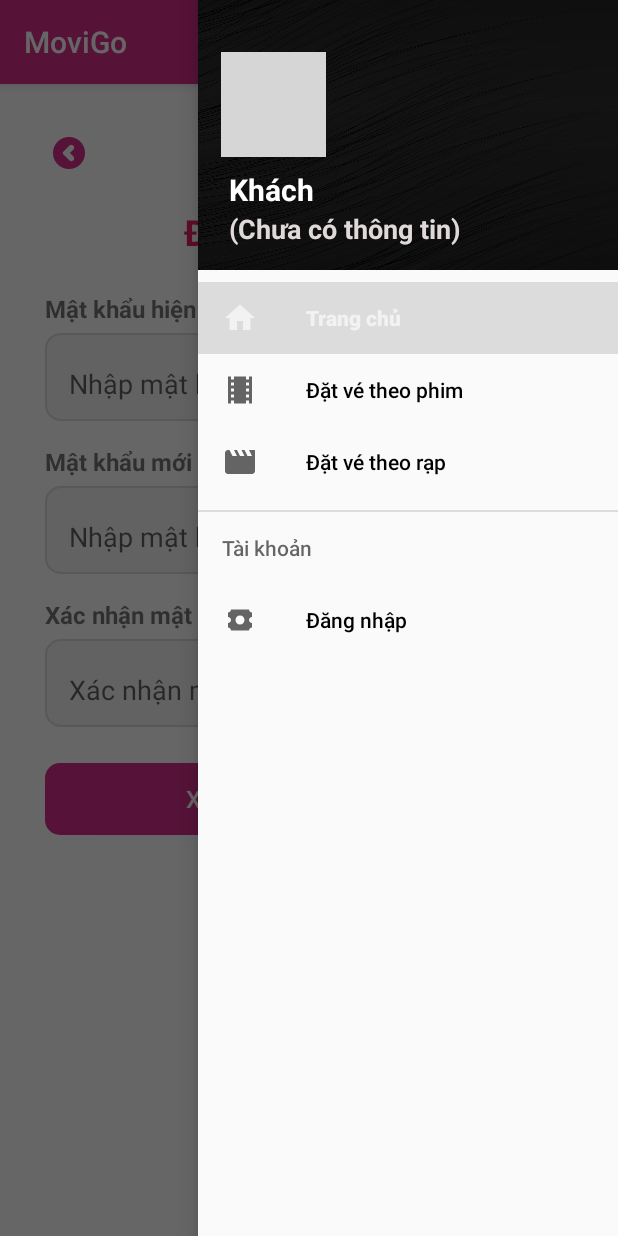
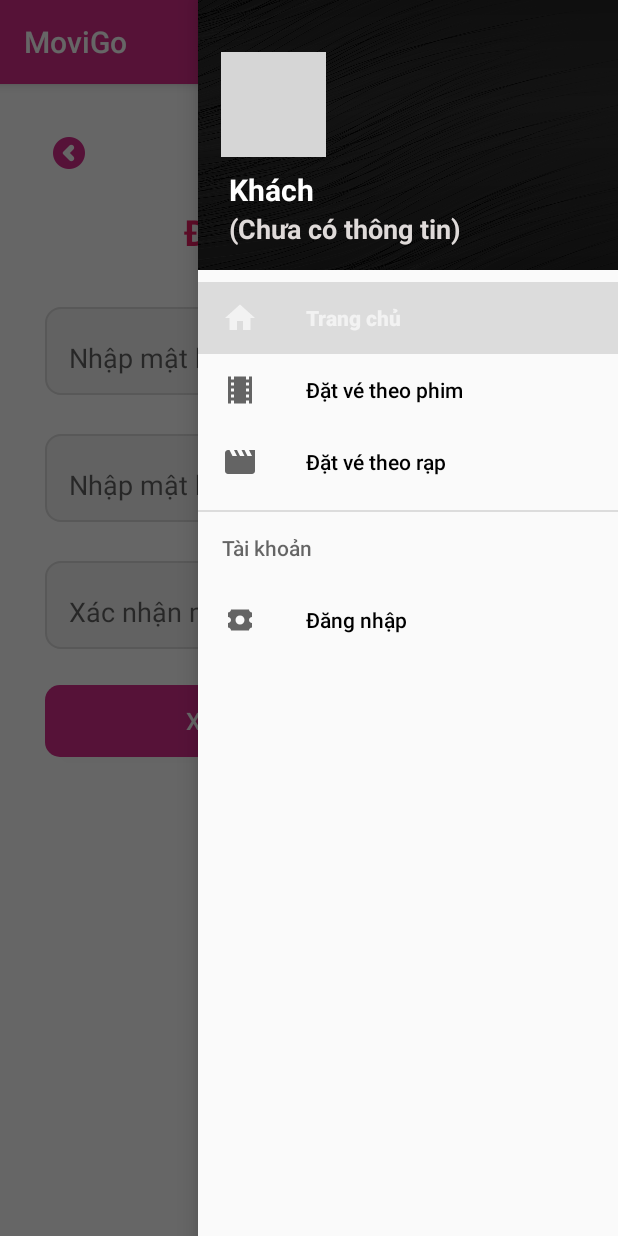
Before and after one commit to sonHong9824/LTDD_DoAn_FE, an Android app: the fragment RePassFragment placed in its activity, with the side drawer open, on a phone screen of 412 x 824 dp. Run offline under Robolectric (Android 15) with nearby library versions, the phone set to English and light mode, and no system bars; libraries missing offline, so code that uses them is left out: me.relex.circleindicator; 4 statements that could not run were skipped; grey boxes are pictures that could not be loaded.

```diff
--- a/app/src/main/java/com/example/template_project/fragment/CinemaBookingFragment.java
+++ b/app/src/main/java/com/example/template_project/fragment/CinemaBookingFragment.java
@@ -41,7 +41,7 @@ public class CinemaBookingFragment extends Fragment {
         View view = inflater.inflate(R.layout.fragment_cinema_booking, container, false);
         recyclerView = view.findViewById(R.id.cinemaList_recyclerView);
         recyclerView.setLayoutManager(new LinearLayoutManager(getContext()));
-        MaterialSpinner spinerTinh = view.findViewById(R.id.spTinh);
+
 
         loadCinemas();
 
--- a/app/src/main/java/com/example/template_project/fragment/RePassFragment.java
+++ b/app/src/main/java/com/example/template_project/fragment/RePassFragment.java
@@ -1,11 +1,13 @@
 package com.example.template_project.fragment;
 
+import android.media.Image;
 import android.os.Bundle;
 import android.view.LayoutInflater;
 import android.view.View;
 import android.view.ViewGroup;
 import android.widget.Button;
 import android.widget.EditText;
+import android.widget.ImageButton;
 import android.widget.Toast;
 
 import androidx.annotation.NonNull;
@@ -28,6 +30,7 @@ public class RePassFragment extends Fragment {
     EditText txtCurrentPass, txtNewPass, txtConfirmPass;
     private PrefUser prefUser;
     Button btnConfirm;
+    ImageButton btnBack;
     @Nullable
     @Override
     public View onCreateView(@NonNull LayoutInflater inflater, @Nullable ViewGroup container, @Nullable Bundle savedInstanceState) {
@@ -41,6 +44,9 @@ public class RePassFragment extends Fragment {
         btnConfirm.setOnClickListener(v -> {
             changePassword();
         });
+
+        btnBack = view.findViewById(R.id.btn_back);
+        btnBack.setOnClickListener(v -> requireActivity().getSupportFragmentManager().popBackStack());
         return view;
     }
     private void changePassword() {
--- a/app/src/main/res/layout/fragment_repass.xml
+++ b/app/src/main/res/layout/fragment_repass.xml
@@ -36,93 +36,75 @@
             android:textStyle="bold" />
 
         <!-- Mật khẩu mới -->
-        <TextView
-            android:layout_width="match_parent"
-            android:layout_height="wrap_content"
-            android:layout_marginBottom="5dp"
-            android:text="Mật khẩu hiện tại"
-            android:textSize="16sp"
-            android:textStyle="bold" />
 
         <com.google.android.material.textfield.TextInputLayout
             android:layout_width="match_parent"
             android:layout_height="wrap_content"
+            android:layout_marginTop="10dp"
+            android:layout_marginBottom="16dp"
+            android:background="@drawable/edittext_bg"
+            android:hint="Nhập mật khẩu hiện tại"
             app:boxBackgroundMode="none"
             app:boxStrokeWidth="1dp"
-            android:background="@drawable/edittext_bg"
-            android:layout_marginBottom="16dp"
-            app:endIconMode="password_toggle"
-            android:hint="Nhập mật khẩu hiện tại">
+            app:endIconMode="password_toggle">
 
             <com.google.android.material.textfield.TextInputEditText
                 android:id="@+id/editTextCurrentPassword"
                 android:layout_width="match_parent"
                 android:layout_height="wrap_content"
                 android:layout_gravity="center"
+                android:background="@null"
                 android:gravity="center_vertical"
-                android:background="@null"
-                android:paddingHorizontal="16dp"
-                android:inputType="textPassword" />
+                android:inputType="textPassword"
+                android:paddingHorizontal="16dp" />
         </com.google.android.material.textfield.TextInputLayout>
 
         <!-- Mật khẩu mới -->
-        <TextView
-            android:layout_width="match_parent"
-            android:layout_height="wrap_content"
-            android:layout_marginBottom="5dp"
-            android:text="Mật khẩu mới"
-            android:textSize="16sp"
-            android:textStyle="bold" />
 
         <com.google.android.material.textfield.TextInputLayout
             android:layout_width="match_parent"
             android:layout_height="wrap_content"
+            android:layout_marginTop="10dp"
+            android:layout_marginBottom="16dp"
+            android:background="@drawable/edittext_bg"
+            android:hint="Nhập mật khẩu mới"
             app:boxBackgroundMode="none"
             app:boxStrokeWidth="1dp"
-            android:background="@drawable/edittext_bg"
-            android:layout_marginBottom="16dp"
-            app:endIconMode="password_toggle"
-            android:hint="Nhập mật khẩu mới">
+            app:endIconMode="password_toggle">
 
             <com.google.android.material.textfield.TextInputEditText
                 android:id="@+id/editTextNewPassword"
                 android:layout_width="match_parent"
                 android:layout_height="wrap_content"
                 android:layout_gravity="center"
+                android:background="@null"
                 android:gravity="center_vertical"
-                android:background="@null"
-                android:paddingHorizontal="16dp"
-                android:inputType="textPassword" />
+                android:inputType="textPassword"
+                android:paddingHorizontal="16dp" />
         </com.google.android.material.textfield.TextInputLayout>
 
         <!-- Xác nhận mật khẩu -->
-        <TextView
-            android:layout_width="match_parent"
-            android:layout_height="wrap_content"
-            android:layout_marginBottom="5dp"
-            android:text="Xác nhận mật khẩu"
-            android:textSize="16sp"
-            android:textStyle="bold" />
 
         <com.google.android.material.textfield.TextInputLayout
             android:layout_width="match_parent"
             android:layout_height="wrap_content"
+            android:layout_marginTop="10dp"
+            android:layout_marginBottom="24dp"
+            android:background="@drawable/edittext_bg"
+            android:hint="Xác nhận mật khẩu"
             app:boxBackgroundMode="none"
             app:boxStrokeWidth="1dp"
-            app:endIconMode="password_toggle"
-            android:background="@drawable/edittext_bg"
-            android:layout_marginBottom="24dp"
-            android:hint="Xác nhận mật khẩu">
+            app:endIconMode="password_toggle">
 
             <com.google.android.material.textfield.TextInputEditText
                 android:id="@+id/editTextConfirmNewPassword"
                 android:layout_width="match_parent"
                 android:layout_height="wrap_content"
                 android:layout_gravity="center"
+                android:background="@null"
                 android:gravity="center_vertical"
-                android:background="@null"
-                android:paddingHorizontal="16dp"
-                android:inputType="textPassword" />
+                android:inputType="textPassword"
+                android:paddingHorizontal="16dp" />
         </com.google.android.material.textfield.TextInputLayout>
 
         <!-- Nút Đặt lại mật khẩu -->
--- a/app/src/main/res/layout/item_cinema_booking.xml
+++ b/app/src/main/res/layout/item_cinema_booking.xml
@@ -10,7 +10,7 @@
         android:id="@+id/txtCinemaName"
         android:layout_width="wrap_content"
         android:layout_height="wrap_content"
-        android:layout_marginStart="8dp"
+        android:layout_marginStart="12dp"
         android:paddingTop="2dp"
         android:text="Cinema Name"
         android:textColor="@color/black"
--- a/app/src/main/res/layout/item_showtime_movie.xml
+++ b/app/src/main/res/layout/item_showtime_movie.xml
@@ -25,7 +25,7 @@
             android:textStyle="bold" />
 
         <TextView
-            android:id="@+id/textView4"
+            android:id="@+id/textDetail"
             android:layout_width="wrap_content"
             android:layout_height="wrap_content"
             android:layout_margin="10dp"
@@ -33,7 +33,7 @@
             android:gravity="right"
             android:text="Chi tiết"
             android:textColor="#E91E63"
-            android:textSize="15sp"
+            android:textSize="16sp"
             android:textStyle="bold" />
     </LinearLayout>
 
@@ -74,7 +74,7 @@
             </androidx.cardview.widget.CardView>
 
             <TextView
-                android:id="@+id/textView6"
+                android:id="@+id/btnTraler"
                 android:layout_width="match_parent"
                 android:layout_height="wrap_content"
                 android:layout_marginStart="10dp"
```
Also changed, not shown: app/src/main/java/com/example/template_project/adapter/MovieDetailBottomSheetFragment.java (added, +83 -0 lines), app/src/main/java/com/example/template_project/adapter/ShowtimeMovieAdapter.java (+33 -1 lines), app/src/main/res/layout/activity_reset_password.xml (+8 -19 lines), app/src/main/res/layout/activity_signup.xml (+4 -24 lines), app/src/main/res/layout/fragment_movie_detail_bottom_sheet.xml (added, +113 -0 lines).
